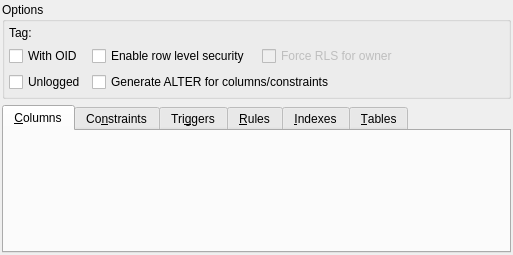
pgmodeler/pgmodeler, file libpgmodeler_ui/ui/tablewidget.ui: the form before one commit.
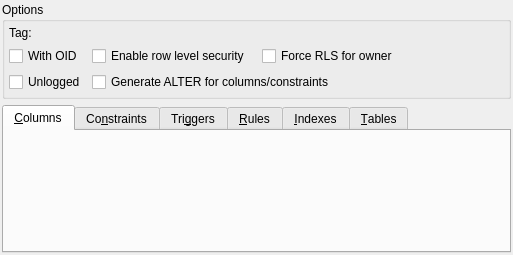
The form after the commit.

Diff of the .ui file:
```diff
--- a/libpgmodeler_ui/ui/tablewidget.ui
+++ b/libpgmodeler_ui/ui/tablewidget.ui
@@ -108,7 +108,7 @@
       <item row="2" column="3">
        <widget class="QCheckBox" name="force_rls_chk">
         <property name="enabled">
-         <bool>false</bool>
+         <bool>true</bool>
         </property>
         <property name="sizePolicy">
          <sizepolicy hsizetype="Expanding" vsizetype="Fixed">
```
